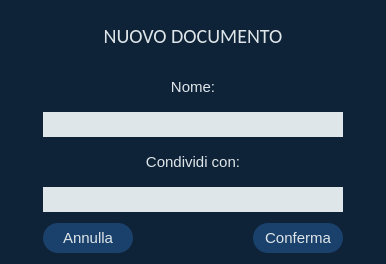
Qt form Client/nuovo.ui (MarcoFlo/Google-Drive) before a commit.
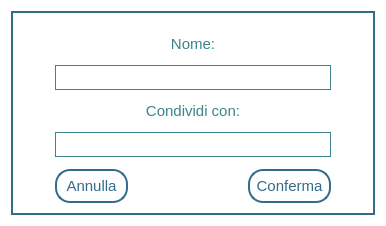
The same form after that commit.

Commit message: ui su altre finestre

What changed in the file:
```diff
--- a/Client/nuovo.ui
+++ b/Client/nuovo.ui
@@ -7,68 +7,59 @@
     <x>0</x>
     <y>0</y>
     <width>386</width>
-    <height>264</height>
+    <height>226</height>
    </rect>
   </property>
   <property name="windowTitle">
    <string>Dialog</string>
   </property>
   <property name="styleSheet">
-   <string notr="true">background-color:rgb(14,34,56)</string>
+   <string notr="true">background-color:white;
+</string>
   </property>
   <layout class="QVBoxLayout" name="verticalLayout_2">
    <item>
-    <widget class="QLabel" name="label">
-     <property name="maximumSize">
-      <size>
-       <width>16777215</width>
-       <height>50</height>
-      </size>
-     </property>
-     <property name="font">
-      <font>
-       <family>Calibri</family>
-       <pointsize>-1</pointsize>
-      </font>
-     </property>
+    <widget class="QGroupBox" name="groupBox">
      <property name="styleSheet">
-      <string notr="true">color: #dfe6e9;
-font-size: 20px;
-border: none;
-padding: 5px;
-font-family: 'Calibri';
-background-color:none
-</string>
+      <string notr="true">border: 2px solid #336b8a;
+background-color: white</string>
      </property>
-     <property name="text">
-      <string>NUOVO DOCUMENTO</string>
+     <property name="title">
+      <string/>
      </property>
-     <property name="alignment">
-      <set>Qt::AlignCenter</set>
-     </property>
-    </widget>
-   </item>
+     <layout class="QVBoxLayout" name="verticalLayout_3">
+      <property name="spacing">
+       <number>6</number>
+      </property>
+      <property name="topMargin">
+       <number>5</number>
+      </property>
    <item>
     <layout class="QVBoxLayout" name="verticalLayout">
+        <property name="spacing">
+         <number>4</number>
+        </property>
      <property name="leftMargin">
       <number>32</number>
      </property>
+        <property name="topMargin">
+         <number>4</number>
+        </property>
      <property name="rightMargin">
       <number>32</number>
      </property>
      <property name="bottomMargin">
-      <number>5</number>
+         <number>6</number>
      </property>
      <item>
       <widget class="QLabel" name="label_2">
        <property name="styleSheet">
-        <string notr="true">color: #dfe6e9;
+           <string notr="true">color: #3a848a;
 font-size: 15px;
 border: none;
 padding: 5px;
 font-family: 'Calibri';
-background-color:none
-</string>
+background-color:none</string>
        </property>
        <property name="text">
         <string>Nome:</string>
@@ -93,9 +84,19 @@
         </font>
        </property>
        <property name="styleSheet">
-        <string notr="true">background-color:#dfe6e9;
-border: 1px #dfe6e9;
-
+           <string notr="true">QLineEdit
+{
+	border:1px solid #3a848a;
+	background-color:none;
+}
+QLineEdit:hover
+{
+	border:2px solid #3a848a;
+}
+QLineEdit:focus
+{
+	border:2px solid #3a848a;
+}
 </string>
        </property>
       </widget>
@@ -103,7 +104,7 @@
      <item>
       <widget class="QLabel" name="label_3">
        <property name="styleSheet">
-        <string notr="true">color: #dfe6e9;
+           <string notr="true">color: #3a848a;
 font-size: 15px;
 border: none;
 padding: 5px;
@@ -133,9 +134,19 @@
         </font>
        </property>
        <property name="styleSheet">
-        <string notr="true">background-color:#dfe6e9;
-border: 1px #dfe6e9;
-
+           <string notr="true">QLineEdit
+{
+	border:1px solid #3a848a;
+	background-color:none;
+}
+QLineEdit:hover
+{
+	border:2px solid #3a848a;
+}
+QLineEdit:focus
+{
+	border:2px solid #3a848a;
+}
 </string>
        </property>
       </widget>
@@ -159,13 +170,22 @@
      <item>
       <widget class="QPushButton" name="Annulla">
        <property name="styleSheet">
-        <string notr="true">border-radius: 15px;
-background-color: rgb(26,65,108);
-padding: 6px;
-color: #dfe6e9;
-border: none;
-font-size: 15px;
-font-family: 'Calibri'</string>
+           <string notr="true">QPushButton
+{
+	background-color:none;
+	border:2px solid #336b8a;
+	padding: 6px;
+	color: #336b8a;
+	font-size: 15px;
+	font-family: 'Calibri';
+	border-radius: 15px;
+}
+QPushButton:hover
+{
+	background-color: #336b8a;
+	color:white;
+}
+</string>
        </property>
        <property name="text">
         <string>Annulla</string>
@@ -175,13 +195,22 @@
      <item>
       <widget class="QPushButton" name="conferma">
        <property name="styleSheet">
-        <string notr="true">border-radius: 15px;
-background-color: rgb(26,65,108);
-padding: 6px;
-color: #dfe6e9;
-border: none;
-font-size: 15px;
-font-family: 'Calibri'</string>
+           <string notr="true">QPushButton
+{
+	background-color:none;
+	border:2px solid #336b8a;
+	padding: 6px;
+	color: #336b8a;
+	font-size: 15px;
+	font-family: 'Calibri';
+	border-radius: 15px;
+}
+QPushButton:hover
+{
+	background-color: #336b8a;
+	color:white;
+}
+</string>
        </property>
        <property name="text">
         <string>Conferma</string>
@@ -189,6 +218,9 @@
       </widget>
      </item>
     </layout>
+      </item>
+     </layout>
+    </widget>
    </item>
   </layout>
  </widget>
```
Left out of the diff: 3 changed lines with no effect on the pictures. Lines whose indentation alone changed are shown as unchanged. The commit also changes 7 other files.
